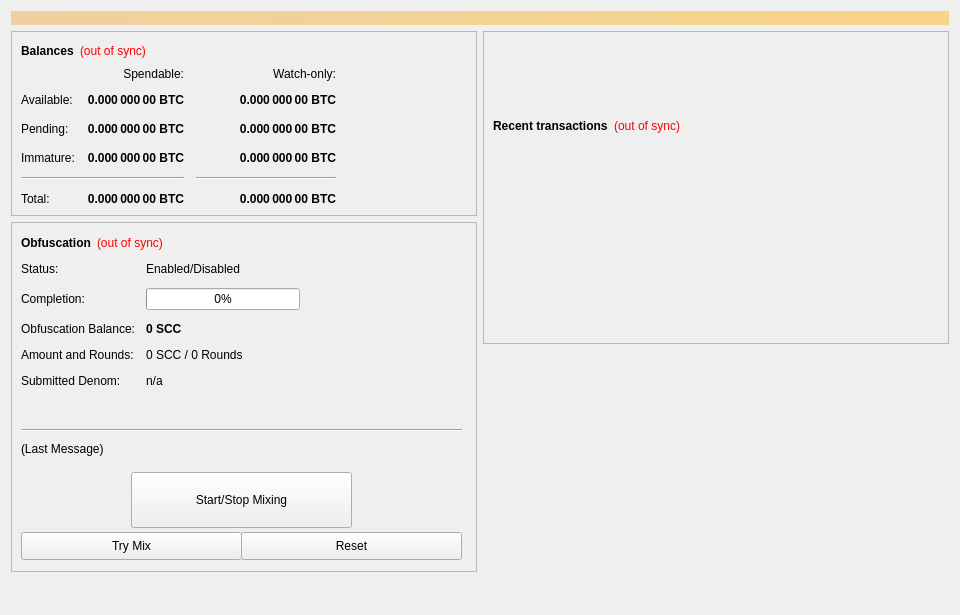
stakecube/stakecubecoin-archive, file src/qt/forms/overviewpage.ui: the form before one commit.
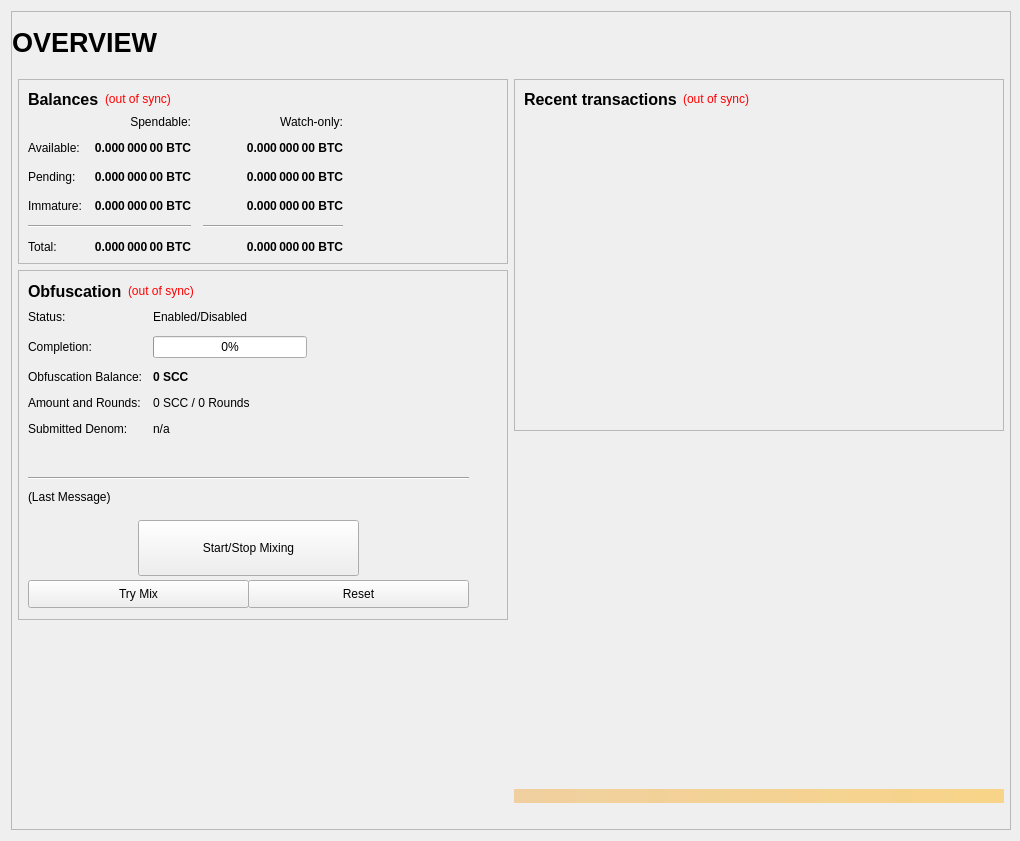
The form after the commit.

Diff of the .ui file:
```diff
--- a/src/qt/forms/overviewpage.ui
+++ b/src/qt/forms/overviewpage.ui
@@ -6,42 +6,191 @@
    <rect>
     <x>0</x>
     <y>0</y>
-    <width>960</width>
-    <height>615</height>
+    <width>1020</width>
+    <height>841</height>
    </rect>
   </property>
   <property name="minimumSize">
    <size>
-    <width>960</width>
-    <height>0</height>
+    <width>1020</width>
+    <height>682</height>
    </size>
   </property>
   <property name="windowTitle">
    <string>Form</string>
   </property>
-  <layout class="QVBoxLayout" name="topLayout">
-   <item>
-    <widget class="QLabel" name="labelAlerts">
-     <property name="visible">
-      <bool>false</bool>
-     </property>
      <property name="styleSheet">
-      <string notr="true">background-color: qlineargradient(x1: 0, y1: 0, x2: 1, y2: 0, stop:0 #F0D0A0, stop:1 #F8D488); color:#000000;</string>
-     </property>
-     <property name="wordWrap">
-      <bool>true</bool>
-     </property>
-     <property name="margin">
-      <number>3</number>
+   <string notr="true"/>
+  </property>
+  <layout class="QVBoxLayout" name="topLayout" stretch="1">
+   <property name="rightMargin">
+    <number>9</number>
+   </property>
+   <item>
+    <widget class="QFrame" name="frame_BG">
+     <property name="minimumSize">
+      <size>
+       <width>850</width>
+       <height>610</height>
+      </size>
      </property>
-    </widget>
-   </item>
+     <property name="maximumSize">
+      <size>
+       <width>16777215</width>
+       <height>16777215</height>
+      </size>
+     </property>
+     <property name="frameShape">
+      <enum>QFrame::StyledPanel</enum>
+     </property>
+     <property name="frameShadow">
+      <enum>QFrame::Raised</enum>
+     </property>
+     <layout class="QVBoxLayout" name="verticalLayout_3" stretch="1">
+      <property name="leftMargin">
+       <number>0</number>
+      </property>
+      <property name="topMargin">
+       <number>0</number>
+      </property>
+      <property name="rightMargin">
+       <number>0</number>
+      </property>
+      <property name="bottomMargin">
+       <number>6</number>
+      </property>
+      <item>
+       <layout class="QVBoxLayout" name="verticalLayout_Master" stretch="0,1">
+        <property name="leftMargin">
+         <number>0</number>
+        </property>
+        <property name="topMargin">
+         <number>0</number>
+        </property>
+        <property name="rightMargin">
+         <number>0</number>
+        </property>
+        <property name="bottomMargin">
+         <number>0</number>
+        </property>
+        <item>
+         <widget class="QFrame" name="frame_Header">
+          <layout class="QVBoxLayout" name="verticalLayout_Header" stretch="0">
+           <property name="leftMargin">
+            <number>0</number>
+           </property>
+           <property name="topMargin">
+            <number>0</number>
+           </property>
+           <property name="rightMargin">
+            <number>0</number>
+           </property>
+           <property name="bottomMargin">
+            <number>0</number>
+           </property>
+           <item>
+            <layout class="QHBoxLayout" name="horizontalLayout_Header" stretch="1,0,1">
+             <property name="spacing">
+              <number>6</number>
+             </property>
+             <item>
+              <widget class="QLabel" name="labelOverviewHeaderLeft">
+               <property name="minimumSize">
+                <size>
+                 <width>464</width>
+                 <height>60</height>
+                </size>
+               </property>
+               <property name="maximumSize">
+                <size>
+                 <width>16777215</width>
+                 <height>60</height>
+                </size>
+               </property>
+               <property name="font">
+                <font>
+                 <pointsize>20</pointsize>
+                 <weight>75</weight>
+                 <bold>true</bold>
+                </font>
+               </property>
+               <property name="text">
+                <string>OVERVIEW</string>
+               </property>
+               <property name="alignment">
+                <set>Qt::AlignLeading|Qt::AlignLeft|Qt::AlignVCenter</set>
+               </property>
+              </widget>
+             </item>
+             <item>
+              <spacer name="horizontalSpacer_Header">
+               <property name="orientation">
+                <enum>Qt::Horizontal</enum>
+               </property>
+               <property name="sizeHint" stdset="0">
+                <size>
+                 <width>40</width>
+                 <height>20</height>
+                </size>
+               </property>
+              </spacer>
+             </item>
+             <item>
+              <widget class="QLabel" name="labelOverviewHeaderRight">
+               <property name="minimumSize">
+                <size>
+                 <width>464</width>
+                 <height>61</height>
+                </size>
+               </property>
+               <property name="maximumSize">
+                <size>
+                 <width>16777215</width>
+                 <height>61</height>
+                </size>
+               </property>
+               <property name="font">
+                <font>
+                 <pointsize>14</pointsize>
+                </font>
+               </property>
+               <property name="text">
+                <string/>
+               </property>
+               <property name="alignment">
+                <set>Qt::AlignRight|Qt::AlignTrailing|Qt::AlignVCenter</set>
+               </property>
+              </widget>
+             </item>
+            </layout>
+           </item>
+          </layout>
+         </widget>
+        </item>
+        <item>
+         <widget class="QFrame" name="frame_Content">
+          <layout class="QVBoxLayout" name="verticalLayout_Content">
+           <property name="leftMargin">
+            <number>6</number>
+           </property>
+           <property name="topMargin">
+            <number>0</number>
+           </property>
+           <property name="rightMargin">
+            <number>6</number>
+           </property>
+           <property name="bottomMargin">
+            <number>0</number>
+           </property>
    <item>
     <layout class="QHBoxLayout" name="horizontalLayout" stretch="1,1">
      <item>
       <layout class="QVBoxLayout" name="verticalLayout_2">
        <item>
         <widget class="QFrame" name="frame">
+                 <property name="styleSheet">
+                  <string notr="true"/>
+                 </property>
          <property name="frameShape">
           <enum>QFrame::StyledPanel</enum>
          </property>
@@ -55,6 +204,7 @@
              <widget class="QLabel" name="label_5">
               <property name="font">
                <font>
+                        <pointsize>12</pointsize>
                 <weight>75</weight>
                 <bold>true</bold>
                </font>
@@ -983,6 +1133,9 @@
             <height>16</height>
            </rect>
           </property>
+                  <property name="styleSheet">
+                   <string notr="true"/>
+                  </property>
           <property name="orientation">
            <enum>Qt::Horizontal</enum>
           </property>
@@ -1073,6 +1226,7 @@
             <widget class="QLabel" name="label_2">
              <property name="font">
               <font>
+                       <pointsize>12</pointsize>
                <weight>75</weight>
                <bold>true</bold>
               </font>
@@ -1141,28 +1295,13 @@
           <enum>QFrame::Raised</enum>
          </property>
          <layout class="QVBoxLayout" name="verticalLayout">
-          <item>
-           <spacer name="verticalSpacer_3">
-            <property name="orientation">
-             <enum>Qt::Vertical</enum>
-            </property>
-            <property name="sizeType">
-             <enum>QSizePolicy::Fixed</enum>
-            </property>
-            <property name="sizeHint" stdset="0">
-             <size>
-              <width>20</width>
-              <height>75</height>
-             </size>
-            </property>
-           </spacer>
-          </item>
           <item>
            <layout class="QHBoxLayout" name="horizontalLayout_2">
             <item>
              <widget class="QLabel" name="label_4">
               <property name="font">
                <font>
+                        <pointsize>12</pointsize>
                 <weight>75</weight>
                 <bold>true</bold>
                </font>
@@ -1244,9 +1383,59 @@
          </property>
         </spacer>
        </item>
+               <item>
+                <widget class="QLabel" name="labelAlerts">
+                 <property name="maximumSize">
+                  <size>
+                   <width>16777215</width>
+                   <height>16777215</height>
+                  </size>
+                 </property>
+                 <property name="styleSheet">
+                  <string notr="true">background-color: qlineargradient(x1: 0, y1: 0, x2: 1, y2: 0, stop:0 #F0D0A0, stop:1 #F8D488); color:#000000;</string>
+                 </property>
+                 <property name="text">
+                  <string/>
+                 </property>
+                 <property name="wordWrap">
+                  <bool>true</bool>
+                 </property>
+                 <property name="margin">
+                  <number>3</number>
+                 </property>
+                </widget>
+               </item>
+               <item>
+                <layout class="QHBoxLayout" name="MainBannerLayout">
+                 <item>
+                  <spacer name="horizontalSpacer_4">
+                   <property name="orientation">
+                    <enum>Qt::Horizontal</enum>
+                   </property>
+                   <property name="sizeHint" stdset="0">
+                    <size>
+                     <width>40</width>
+                     <height>20</height>
+                    </size>
+                   </property>
+                  </spacer>
+                 </item>
+                 <item>
+                  <layout class="QVBoxLayout" name="bannerLayout"/>
+                 </item>
       </layout>
      </item>
     </layout>
+             </item>
+            </layout>
+           </item>
+          </layout>
+         </widget>
+        </item>
+       </layout>
+      </item>
+     </layout>
+    </widget>
    </item>
   </layout>
  </widget>
```
Lines whose indentation alone changed are shown as unchanged.
